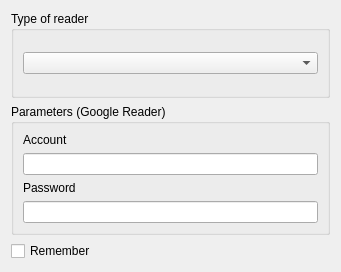
This is akregator/plugins/onlinesync/ui/configurationdialogadd.ui in chusopr/kdepim-ktimetracker-akonadi as Qt 5 draws it before an edit. The edited form follows.
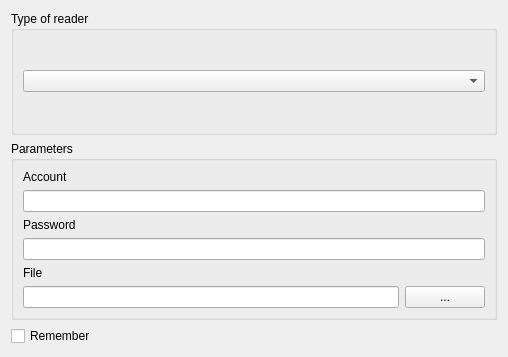
This is the edited form.

```diff
--- a/akregator/plugins/onlinesync/ui/configurationdialogadd.ui
+++ b/akregator/plugins/onlinesync/ui/configurationdialogadd.ui
@@ -5,8 +5,8 @@
    <rect>
     <x>0</x>
     <y>0</y>
-    <width>341</width>
-    <height>272</height>
+    <width>508</width>
+    <height>357</height>
    </rect>
   </property>
   <property name="windowTitle" >
@@ -28,7 +28,7 @@
    <item>
     <widget class="QGroupBox" name="groupBox_2" >
      <property name="title" >
-      <string>Parameters (Google Reader)</string>
+      <string>Parameters</string>
      </property>
      <layout class="QVBoxLayout" name="verticalLayout" >
       <item>
@@ -55,6 +55,27 @@
         </property>
        </widget>
       </item>
+      <item>
+       <widget class="QLabel" name="label_3" >
+        <property name="text" >
+         <string>File</string>
+        </property>
+       </widget>
+      </item>
+      <item>
+       <layout class="QHBoxLayout" name="horizontalLayout" >
+        <item>
+         <widget class="QLineEdit" name="le_filename" />
+        </item>
+        <item>
+         <widget class="QPushButton" name="b_filechoosed" >
+          <property name="text" >
+           <string>...</string>
+          </property>
+         </widget>
+        </item>
+       </layout>
+      </item>
      </layout>
     </widget>
    </item>
@@ -65,6 +86,22 @@
      </property>
     </widget>
    </item>
+   <item>
+    <spacer name="horizontalSpacer" >
+     <property name="orientation" >
+      <enum>Qt::Horizontal</enum>
+     </property>
+     <property name="sizeType" >
+      <enum>QSizePolicy::Minimum</enum>
+     </property>
+     <property name="sizeHint" stdset="0" >
+      <size>
+       <width>400</width>
+       <height>0</height>
+      </size>
+     </property>
+    </spacer>
+   </item>
   </layout>
  </widget>
  <resources/>
```
Left out of the diff: 4 changed lines with no effect on the pictures.
